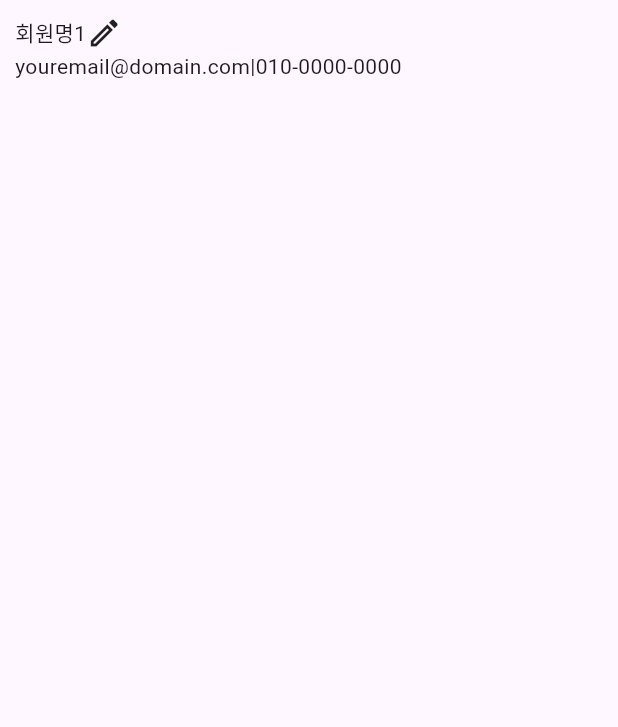
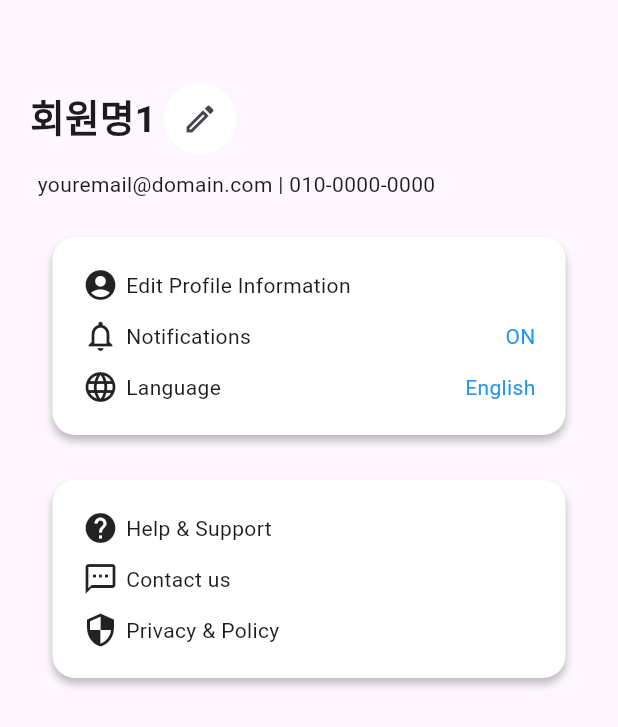
Before and after one commit to teamPKLL/pro_max_ject, a Flutter app: the BodyWidget widget shown alone on an empty page, opened directly, on a phone screen of 412 x 824 dp. Shown: the top 727 px of the screen. Run offline on Flutter 3.47's test engine with Material 3 defaults, Android fonts, the phone set to English and light mode, and no system bars; our stand-ins replace firebase_core; accounts and stored records are empty.

Commit message:
designed my page

```diff
--- a/lib/myPage.dart
+++ b/lib/myPage.dart
@@ -29,33 +29,150 @@ class BodyWidget extends StatelessWidget {
 
   @override
   Widget build(BuildContext context) {
-    return Container(
-      padding: EdgeInsets.all(10),
-      child: Column(
+    return Container( // BODY WIDGET
+      padding: EdgeInsets.all(20),
+      child: Column( // entire UI vertical drop
         children: [
-          Container(
+          Container(  // user description box
+            padding: EdgeInsets.fromLTRB(0, 30, 0, 5),
             width: double.infinity,
+            color: Color(0xF0F1F0),
             child: Column(
               children: [
-                Row(
-                  children: [
-                    Text('회원명1'),
-                    Icon(Icons.edit_outlined)
-                  ],
+                Container(
+                  child: Row(
+                    children: [
+                      Text('회원명1',
+                        style: TextStyle(fontWeight: FontWeight.w600, fontSize: 25),
+                      ),
+                      Container(  // IconButton Wrapper
+                        decoration: const BoxDecoration(
+                          color: Colors.white,
+                          shape: BoxShape.circle,
+                        ),
+                        margin: EdgeInsets.all(5),
+                        child: IconButton(
+                          onPressed: (){},
+                          icon: const Icon(Icons.edit_outlined),
+                        ),
+                      )
+                    ],
+                  ),
                 ),
-                Row(
-                  children: [
-                    Text('youremail@domain.com'),
-                    Text('|'),
-                    Text('010-0000-0000'),
-                  ],
+                Container(  // user description content
+                  margin: const EdgeInsets.all(5),
+                  child: Row(
+                    children: [
+                      Text('youremail@domain.com'),
+                      Text(' | '),
+                      Text('010-0000-0000'),
+                    ],
+                  ),
                 )
               ],
             ),
-          )
-
+          ),
+          ContentBox(
+            children: [
+              ContentIconRow(icon: Icon(Icons.account_circle), text: "Edit Profile Information"),
+              InkWell(  // Row 2
+                onTap: (){},
+                child: Row(
+                  // mainAxisAlignment: MainAxisAlignment.start,
+                  children: [
+                    Container(
+                        padding: EdgeInsets.all(5),
+                        child: Icon(Icons.notifications_none)
+                    ),
+                    Expanded(child: Text("Notifications")),
+                    Container(
+                        padding: EdgeInsets.all(5),
+                        child: Text('ON', style: const TextStyle(color: Colors.blue),)
+                    )
+                  ]
+                ),
+              ),
+              InkWell(  // Row 3
+                onTap: (){},
+                child: Row(
+                  children: [
+                    Container(
+                        padding: EdgeInsets.all(5),
+                        child: Icon(Icons.language)
+                    ),
+                    Expanded(child: Text("Language")),
+                    Container(
+                        padding: EdgeInsets.all(5),
+                        child: Text('English', style: const TextStyle(color: Colors.blue),)
+                    )
+                  ]
+                ),
+              ),
+            ],
+          ),
+          ContentBox(children: [
+            ContentIconRow(icon: Icon(Icons.help), text: "Help & Support"),
+            ContentIconRow(icon: Icon(Icons.textsms_outlined), text: "Contact us"),
+            ContentIconRow(icon: Icon(Icons.security), text: "Privacy & Policy"),
+          ])
         ],
       ),
     );
   }
 }
+
+class ContentBox extends StatelessWidget {
+  final List<Widget> children;
+
+  const ContentBox({super.key, required this.children});
+
+  @override
+  Widget build(BuildContext context) {
+    return Container(
+      width: 351,
+      padding: EdgeInsets.all(15),
+      margin: EdgeInsets.all(15),
+      decoration: ShapeDecoration(
+        color: Colors.white,
+        shape: RoundedRectangleBorder(
+          borderRadius: BorderRadius.circular(15),
+        ),
+        shadows: [
+          BoxShadow(
+            color: Color(0x3F000000),
+            blurRadius: 4,
+            offset: Offset(0, 4),
+            spreadRadius: 0,
+          )
+        ],
+      ),
+      child: Column( // Container Contents
+        children: children,
+      ),
+    );
+  }
+}
+
+class ContentIconRow extends StatelessWidget {
+
+  final String text;
+  final Icon icon;
+
+  const ContentIconRow({super.key, required this.icon, required this.text});
+
+  @override
+  Widget build(BuildContext context) {
+    return InkWell(
+      onTap: (){},
+      child: Row(
+          children: [
+            Container(
+                padding: EdgeInsets.all(5),
+                child: icon
+            ),
+            Expanded(child: Text(text)),
+          ]
+      ),
+    );
+  }
+}
```
